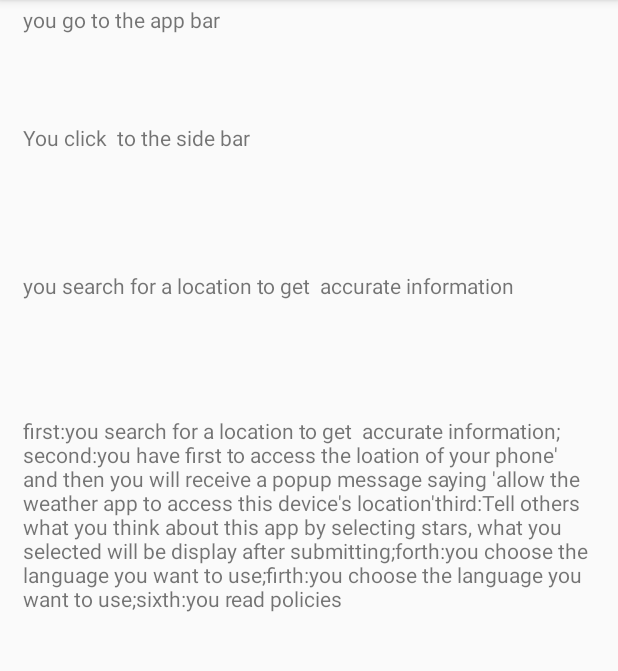
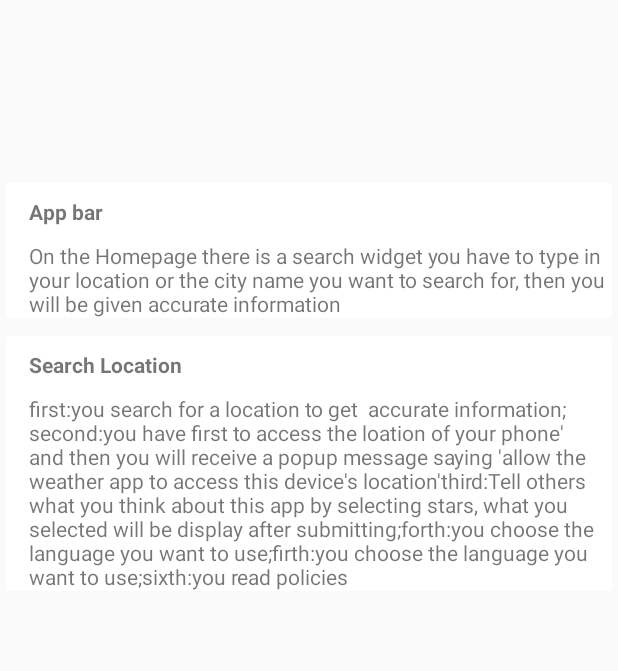
Before and after one commit to Sangwa-C/Weather_Outlook, an Android app: the NavigationActivity screen opened directly, with no data from a screen before it, on a phone screen of 412 x 824 dp, the part 84-755 px from its top. Run offline under Robolectric (Android 15) with nearby library versions, the phone set to English and light mode, and no system bars; Roboto replaces fonts that are not available here.

```diff
--- a/app/src/main/AndroidManifest.xml
+++ b/app/src/main/AndroidManifest.xml
@@ -8,7 +8,9 @@
         android:label="@string/app_name"
         android:roundIcon="@mipmap/ic_launcher_round"
         android:supportsRtl="true"
-        android:theme="@style/AppTheme">
+        android:theme="@style/AppTheme"
+        android:hardwareAccelerated="false"
+        android:largeHeap="true">
         <activity android:name=".ClothingActivity"></activity>
         <activity android:name=".GenderActivity">
             <intent-filter>
--- a/app/src/main/java/com/chel/weatheroutlook/ClothingActivity.java
+++ b/app/src/main/java/com/chel/weatheroutlook/ClothingActivity.java
@@ -45,7 +45,7 @@ public class ClothingActivity extends AppCompatActivity {
                 else if (mMinTemp>20.900 && mMaxTemp<=25.900){
                     int imageResource = getResources().getIdentifier("@drawable/warm",null,this.getPackageName());
                     mImage.setImageResource(imageResource);
-                    Log.i(TAG,"SUCESS");
+                    Log.i(TAG,"SUCcESS");
                 }
                 else if (mMinTemp>25.900 && mMaxTemp<=30.900){
                     int imageResource = getResources().getIdentifier("@drawable/casual",null,this.getPackageName());
@@ -77,7 +77,7 @@ public class ClothingActivity extends AppCompatActivity {
                     mImage.setImageResource(imageResource);
                 }
                 else if (mMinTemp>20.900 && mMaxTemp<=25.900){
-                    int imageResource = getResources().getIdentifier("@drawable/fwarm",null,this.getPackageName());
+                    int imageResource = getResources().getIdentifier("@drawable/fcasual",null,this.getPackageName());
                     mImage.setImageResource(imageResource);
                 }
                 else if (mMinTemp>25.900 && mMaxTemp<=30.900){
--- a/app/src/main/res/layout/activity_gender.xml
+++ b/app/src/main/res/layout/activity_gender.xml
@@ -10,9 +10,10 @@
         android:layout_width="match_parent"
         android:layout_height="wrap_content"
         android:layout_centerHorizontal="true"
-        android:layout_marginTop="10dp"
+        android:layout_marginTop="60dp"
         android:text="Click on any picture to choose your gender"
         android:textSize="18dp"/>
+
     <LinearLayout
         android:layout_width="match_parent"
         android:layout_height="wrap_content"
@@ -20,6 +21,7 @@
         android:layout_centerHorizontal="true"
         android:layout_centerVertical="true"
         android:gravity="center">
+
         <ImageView
             android:layout_width="150dp"
             android:layout_height="130dp"
@@ -31,6 +33,6 @@
             android:layout_height="130dp"
             android:src="@drawable/femaleprofile"
             android:id="@+id/femaleProfile"/>
+
     </LinearLayout>
-
 </RelativeLayout>
--- a/app/src/main/res/layout/activity_navigation.xml
+++ b/app/src/main/res/layout/activity_navigation.xml
@@ -5,44 +5,68 @@
     android:layout_width="match_parent"
     android:layout_height="match_parent"
     tools:context=".NavigationActivity">
-
-
+    <androidx.cardview.widget.CardView
+        android:id="@+id/button1"
+        android:layout_width="match_parent"
+        android:layout_marginLeft="4dp"
+        android:layout_marginRight="4dp"
+        android:background="#000000"
+        android:layout_marginTop="122dp"
+        android:layout_height="wrap_content">
+        <LinearLayout
+            android:layout_width="match_parent"
+            android:orientation="vertical"
+            android:layout_gravity="center_horizontal"
+            android:layout_height="wrap_content">
             <TextView
                 android:id="@+id/TextView3"
                 android:layout_width="wrap_content"
                 android:layout_height="wrap_content"
+                android:textStyle="bold"
                 android:layout_marginLeft="15dp"
-        android:layout_marginTop="3dp"
-        android:text="you go to the app bar" />
-
+                android:layout_marginTop="9dp"
+                android:text="App bar" />
             <TextView
-        android:id="@+id/TextView33"
+                android:id="@+id/searchTextView"
                 android:layout_width="wrap_content"
                 android:layout_height="wrap_content"
                 android:layout_below="@+id/TextView3"
                 android:layout_marginLeft="15dp"
-        android:layout_marginTop="59dp"
-        android:text="You click  to the side bar " />
-
+                android:layout_marginTop="10dp"
+                android:text="On the Homepage there is a search widget you have to type in your location or the city name you want to search for, then you will be given accurate information" />
+        </LinearLayout>
+    </androidx.cardview.widget.CardView>
+    <androidx.cardview.widget.CardView
+        android:id="@+id/button2"
+        android:layout_width="match_parent"
+        android:layout_marginLeft="4dp"
+        android:layout_marginRight="4dp"
+        android:layout_marginTop="12dp"
+        android:layout_below="@id/button1"
+        android:layout_height="wrap_content">
+        <LinearLayout
+            android:layout_width="match_parent"
+            android:orientation="vertical"
+            android:layout_gravity="center_horizontal"
+            android:layout_height="wrap_content">
             <TextView
                 android:id="@+id/TextView333"
                 android:layout_width="wrap_content"
                 android:layout_height="wrap_content"
-        android:layout_below="@+id/TextView33"
+                android:layout_below="@+id/button1"
+                android:textStyle="bold"
                 android:layout_marginLeft="15dp"
-        android:layout_marginTop="79dp"
-        android:text="you search for a location to get  accurate information" />
-
+                android:layout_marginTop="9dp"
+                android:text="Search Location " />
             <TextView
                 android:id="@+id/TextView3333"
                 android:layout_width="wrap_content"
                 android:layout_height="wrap_content"
                 android:layout_below="@+id/TextView333"
                 android:layout_marginLeft="15dp"
-        android:layout_marginTop="77dp"
+                android:layout_marginTop="10dp"
                 android:text="first:you search for a location to get  accurate information; second:you have first to access the loation of your phone' and then you will receive a popup message saying 'allow the weather app to access this device's location'third:Tell others what you think about this app by selecting stars, what you selected will be display after submitting;forth:you choose the language you want to use;firth:you choose the language you want to use;sixth:you read policies"
-
                 />
-
-
+        </LinearLayout>
+    </androidx.cardview.widget.CardView>
 </RelativeLayout>
--- a/app/src/main/res/layout/nav_header.xml
+++ b/app/src/main/res/layout/nav_header.xml
@@ -12,7 +12,8 @@
     <ImageView
         android:layout_width="wrap_content"
         android:layout_height="wrap_content"
-        android:src="@mipmap/ic_launcher" />
+        android:src="@mipmap/ic_launcher"
+        android:id="@+id/profile"/>
 
     <TextView
         android:layout_width="wrap_content"
```
Also changed, not shown: app/src/main/java/com/chel/weatheroutlook/GenderActivity.java (+1 -6 lines), app/src/main/java/com/chel/weatheroutlook/MainActivity.java (+8 -3 lines), app/src/main/res/layout/activity_private.xml (+104 -32 lines), app/src/main/res/menu/drawer_menu.xml (+7 -0 lines). Lines whose indentation alone changed are shown as unchanged.
